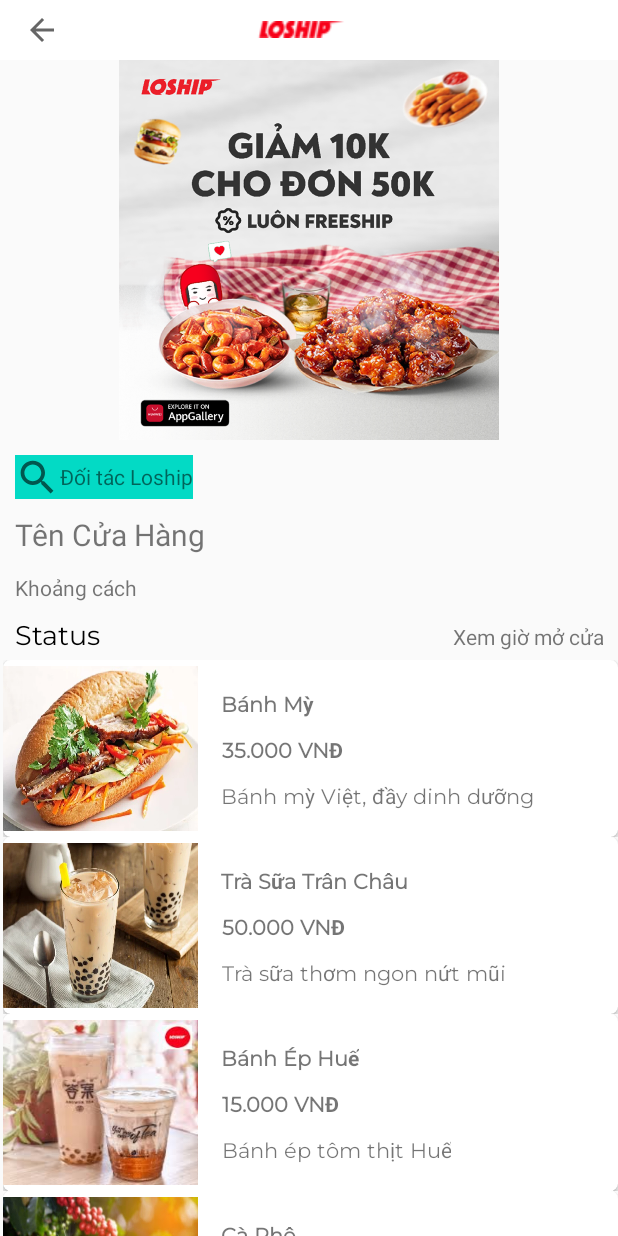
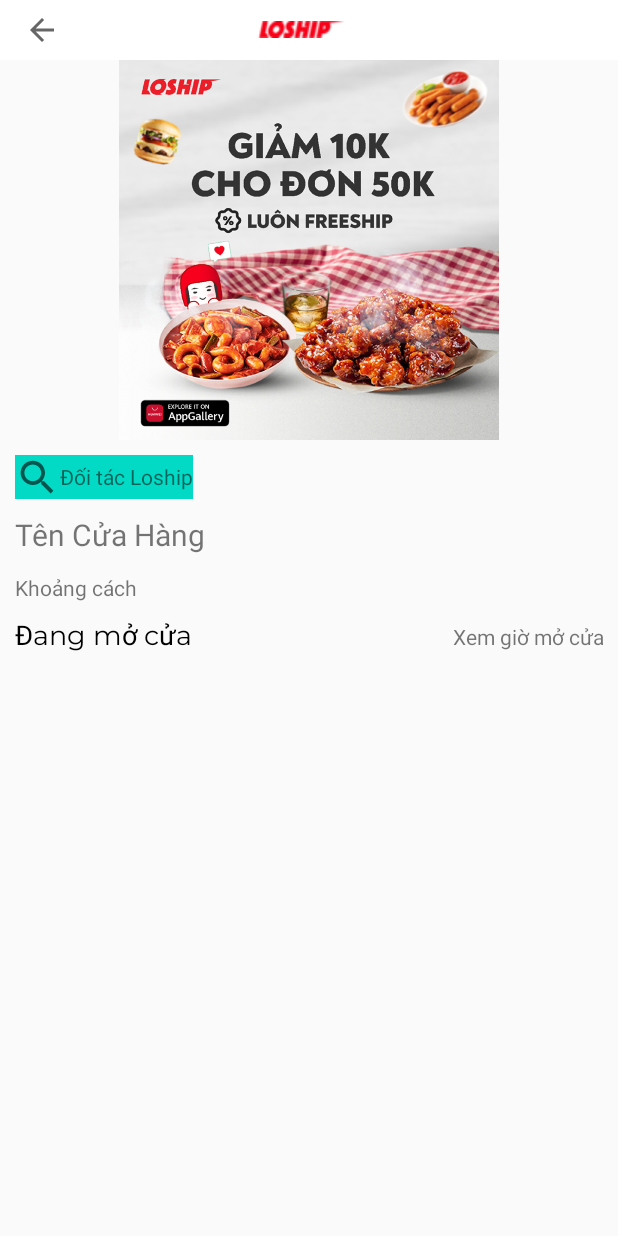
Before and after one commit to annk510/LTD-Project, an Android app: the StoreDetailsActivity screen opened directly, with no data from a screen before it, on a phone screen of 412 x 824 dp. Run offline under Robolectric (Android 15) with nearby library versions, the phone set to English and light mode, and no system bars; our stand-ins replace Firebase (no records; nobody signed in at launch, a user with empty details on screens opened directly); 4 statements that could not run were skipped.

Commit message:
sửa ở Store

```diff
--- a/app/src/main/java/com/example/vongship_android/Activity/FoodDeliveryActivity.java
+++ b/app/src/main/java/com/example/vongship_android/Activity/FoodDeliveryActivity.java
@@ -109,8 +109,6 @@
            }
         );
 
-//        storesAdapter = new StoresAdapter(storeArrayList,this,);
-//        recyclerViewstores.setAdapter(storesAdapter);
     }
 
     @Override
--- a/app/src/main/java/com/example/vongship_android/Activity/ProductDetailsActivity.java
+++ b/app/src/main/java/com/example/vongship_android/Activity/ProductDetailsActivity.java
@@ -111,7 +111,7 @@
                                 product.setProductid(document.getId());
                                 product.setProductname(document.getString("name"));
                                 product.setDescription(document.getString("description"));
-                                product.setPrice(document.getString("price"));
+                                product.setPrice(document.get("price").toString());
                                 product.setImg(R.drawable.trasua);
                                 productArrayList.add(product);
                             }
--- a/app/src/main/java/com/example/vongship_android/Activity/StoreDetailsActivity.java
+++ b/app/src/main/java/com/example/vongship_android/Activity/StoreDetailsActivity.java
@@ -1,8 +1,12 @@
 package com.example.vongship_android.Activity;
 
 import android.os.Bundle;
+import android.util.Log;
 import android.view.MenuItem;
+import android.widget.ImageView;
+import android.widget.TextView;
 
+import androidx.annotation.NonNull;
 import androidx.appcompat.app.ActionBar;
 import androidx.appcompat.app.AppCompatActivity;
 import androidx.appcompat.widget.Toolbar;
@@ -10,8 +14,16 @@
 import androidx.recyclerview.widget.RecyclerView;
 
 import com.example.vongship_android.Adapter.ProductAdapter;
+import com.example.vongship_android.Class.DownloadImageTask;
+import com.example.vongship_android.DTO.Categories;
 import com.example.vongship_android.DTO.Product;
+import com.example.vongship_android.DTO.Store;
 import com.example.vongship_android.R;
+import com.google.android.gms.tasks.OnCompleteListener;
+import com.google.android.gms.tasks.Task;
+import com.google.firebase.firestore.FirebaseFirestore;
+import com.google.firebase.firestore.QueryDocumentSnapshot;
+import com.google.firebase.firestore.QuerySnapshot;
 
 import java.util.ArrayList;
 
@@ -19,19 +31,37 @@
     RecyclerView product;
     ArrayList<Product> productArrayList;
     ProductAdapter productAdapter;
-    void loadProductRecyclerView(LinearLayoutManager layoutManager){
+    void loadProductRecyclerView(LinearLayoutManager layoutManager, String idStore){
         product = findViewById(R.id.listProductInStore);
         product.setHasFixedSize(true);
         product.setLayoutManager(layoutManager);
-        productArrayList = new ArrayList<>();
-        productArrayList.add(new Product("1","Bánh Mỳ","35.000 VNĐ","Bánh mỳ Việt, đầy dinh dưỡng",R.drawable.banhmy));
-        productArrayList.add(new Product("1","Trà Sữa Trân Châu","50.000 VNĐ","Trà sữa thơm ngon nứt mũi",R.drawable.trasua));
-        productArrayList.add(new Product("1","Bánh Ép Huế","15.000 VNĐ","Bánh ép tôm thịt Huế",R.drawable.trsua));
-        productArrayList.add(new Product("1","Cà Phê","15.000 VNĐ","Đậm đà hương vị Miền Trung",R.drawable.caphe));
-        productArrayList.add(new Product("1","Nước Rau Má","20.000 VNĐ","Nước rau má làm đã cơn khát",R.drawable.rauma));
-        productArrayList.add(new Product("1","Bánh Cuốn","25.000 VNĐ","Càng cuốn càng ghiền",R.drawable.banhcuon));
-        productAdapter = new ProductAdapter(productArrayList,this,LinearLayoutManager.VERTICAL);
-        product.setAdapter(productAdapter);
+
+        FirebaseFirestore db = FirebaseFirestore.getInstance();
+        db.collection("Product").whereEqualTo("storeid",idStore)
+                .get()
+                .addOnCompleteListener(new OnCompleteListener<QuerySnapshot>() {
+                    @Override
+                    public void onComplete(@NonNull Task<QuerySnapshot> task) {
+
+                        if (task.isSuccessful()) {
+                            productArrayList = new ArrayList<>();
+                            for (QueryDocumentSnapshot document : task.getResult()) {
+                                Product product = new Product();
+                                product.setProductid(document.getId());
+                                product.setProductname(document.getString("name"));
+                                product.setDescription(document.getString("description"));
+                                product.setPrice(document.get("price").toString());
+                                product.setImg(R.drawable.trasua);
+                                productArrayList.add(product);
+                            }
+                            productAdapter = new ProductAdapter(productArrayList,StoreDetailsActivity.this,LinearLayoutManager.VERTICAL);
+                            product.setAdapter(productAdapter);
+
+                        } else {
+                            Log.w("adad", "Error getting documents.", task.getException());
+                        }
+                    }
+                });
 
     }
     @Override
@@ -39,17 +69,25 @@
         super.onCreate(savedInstanceState);
         setContentView(R.layout.activity_store_details);
         LinearLayoutManager layoutManager = new LinearLayoutManager(this,LinearLayoutManager.VERTICAL,false);
-        loadProductRecyclerView(layoutManager);
+
         Toolbar toolbar = (Toolbar) findViewById(R.id.toolbarStoreDetail);
         setSupportActionBar(toolbar);
         ActionBar actionBar = getSupportActionBar();
         actionBar.setDisplayShowHomeEnabled(true);
         actionBar.setLogo(R.drawable.abc);    //logo muốn hiện thị trên action bar
         actionBar.setDisplayUseLogoEnabled(true);
+        actionBar.setDisplayHomeAsUpEnabled(true);//của nút quay lại trên toolbar, có cái func ở dưới nữa.
+        actionBar.setTitle("");
 
-        actionBar.setDisplayHomeAsUpEnabled(true);//của nút quay lại trên toolbar, có cái func ở dưới nữa.
+        TextView nameStore = findViewById(R.id.nameStore);
+        TextView distanceStore = findViewById(R.id.distanceStore);
+        final Store store = (Store) getIntent().getSerializableExtra("Store");
+        nameStore.setText(store.getStoreName());
+        distanceStore.setText(store.getDistance());
+        new DownloadImageTask((ImageView) findViewById(R.id.imgStore))
+                .execute(store.getImage());
+        loadProductRecyclerView(layoutManager,store.getStoreId());
 
-        actionBar.setTitle("");
     }
     public boolean onOptionsItemSelected(MenuItem item) {
         switch (item.getItemId()) {
--- a/app/src/main/java/com/example/vongship_android/DTO/Store.java
+++ b/app/src/main/java/com/example/vongship_android/DTO/Store.java
@@ -1,6 +1,8 @@
 package com.example.vongship_android.DTO;
 
-public class Store {
+import java.io.Serializable;
+
+public class Store implements Serializable {
     private String storeId;
     private String storeName;
     private String distance;
--- a/app/src/main/java/com/example/vongship_android/Fragment/HomeFragment.java
+++ b/app/src/main/java/com/example/vongship_android/Fragment/HomeFragment.java
@@ -182,11 +182,12 @@
         } catch (IOException e) {
             e.printStackTrace();
         }
-        Address bestMatch = (matches.isEmpty() ? null : matches.get(0));
         String address=null;
-        if(bestMatch !=null){
+        if(matches != null){
+            Address bestMatch = (matches.isEmpty() ? null : matches.get(0));
             address= bestMatch.getAddressLine(0);
         }
+
 
         return address;
 
--- a/app/src/main/res/layout/activity_store_details.xml
+++ b/app/src/main/res/layout/activity_store_details.xml
@@ -20,7 +20,7 @@
         android:weightSum="9"
         android:orientation="vertical">
         <ImageView
-            android:id="@+id/imageView5"
+            android:id="@+id/imgStore"
             android:layout_width="match_parent"
             android:layout_height="0dp"
             android:layout_weight="6"
@@ -42,31 +42,37 @@
                 android:gravity="center_vertical"
                 android:drawableLeft="@drawable/ic_baseline_search_24"
                 android:background="@color/colorAccent"/>
+
             <TextView
+                android:id="@+id/nameStore"
                 android:layout_width="wrap_content"
                 android:layout_height="0dp"
+                android:layout_marginTop="10dp"
                 android:layout_weight="2"
                 android:text="Tên Cửa Hàng"
-                android:textSize="20dp"
-                android:layout_marginTop="10dp"/>
+                android:textSize="20dp" />
+
             <TextView
+                android:id="@+id/distanceStore"
                 android:layout_width="wrap_content"
                 android:layout_height="0dp"
+                android:layout_marginTop="10dp"
                 android:layout_weight="2"
-                android:text="Khoảng cách"
-                android:layout_marginTop="10dp"/>
+                android:text="Khoảng cách" />
             <LinearLayout
                 android:layout_width="match_parent"
                 android:layout_height="0dp"
                 android:layout_weight="2"
                 android:orientation="horizontal"
-                ><TextView
+                >
+
+                <TextView
                     android:layout_width="wrap_content"
                     android:layout_height="wrap_content"
                     android:layout_weight="1"
                     android:fontFamily="@font/montserrat"
+                    android:text="Đang mở cửa"
                     android:textColor="#000000"
-                android:text="Status"
                     android:textSize="18sp"
                     tools:textStyle="bold" />
                 <TextView
```
Also changed, not shown: app/src/main/java/com/example/vongship_android/Adapter/StoresAdapter.java (+9 -0 lines), app/src/main/java/com/example/vongship_android/ViewHolder/StoreHolderHorizontal.java (+23 -1 lines). Lines whose indentation alone changed are shown as unchanged.
